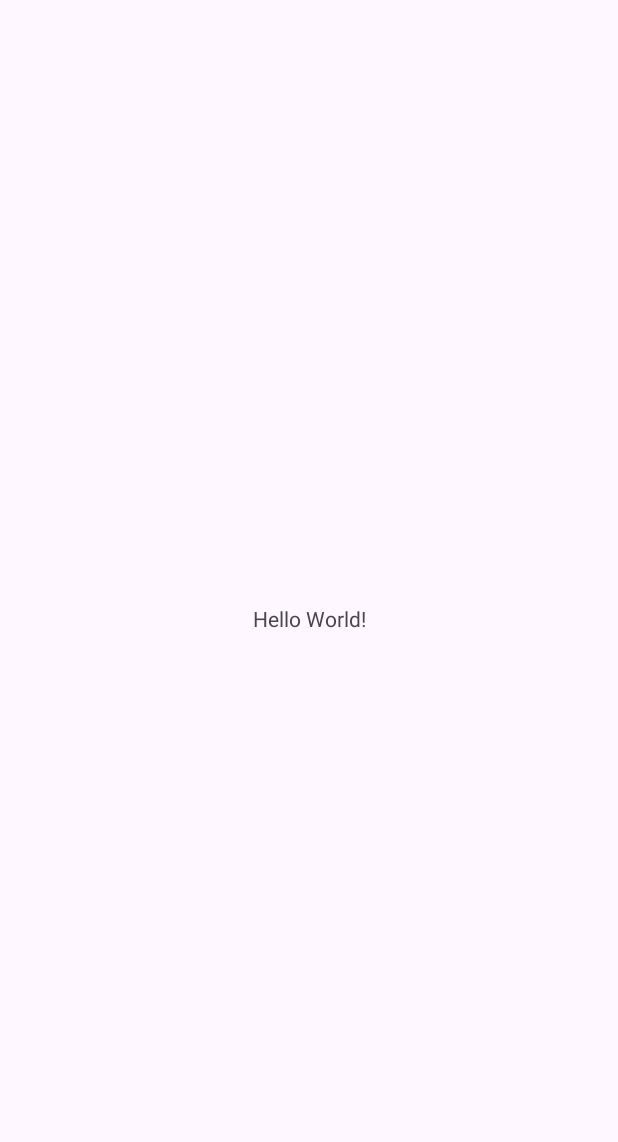
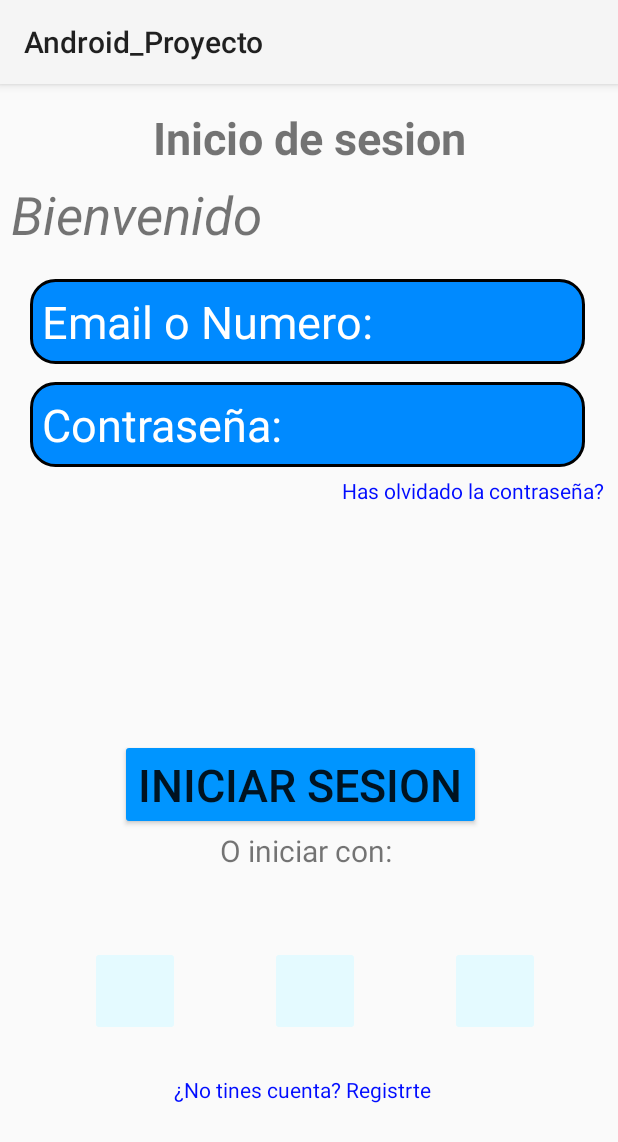
Before and after one commit to SrHect0r/Android_Proyecto, an Android app: the screen it shows after launch (MainActivity), on a phone screen of 412 x 824 dp. Before the commit the part shown is almost empty. Shown: the top 1142 px of the screen. Run offline under Robolectric (Android 15) with nearby library versions, the phone set to English and light mode, and no system bars.

Commit message:
añadido

```diff
--- /dev/null
+++ b/app/src/main/res/drawable/borderedondo.xml
@@ -0,0 +1,22 @@
+<?xml version="1.0" encoding="utf-8"?>
+<shape xmlns:android="http://schemas.android.com/apk/res/android"
+    android:shape="rectangle">
+
+    <!-- Color de fondo del EditText -->
+    <solid android:color="#008AFF" />
+
+    <!-- Borde del EditText -->
+    <stroke
+        android:width="2dp"
+        android:color="#000000" />
+
+    <!-- Radio para bordes redondeados -->
+    <corners android:radius="16dp" />
+
+    <!-- Padding interno opcional -->
+    <padding
+        android:left="8dp"
+        android:top="8dp"
+        android:right="8dp"
+        android:bottom="8dp"/>
+</shape>
--- a/app/src/main/res/layout/activity_main.xml
+++ b/app/src/main/res/layout/activity_main.xml
@@ -1,19 +1,127 @@
 <?xml version="1.0" encoding="utf-8"?>
-<androidx.constraintlayout.widget.ConstraintLayout xmlns:android="http://schemas.android.com/apk/res/android"
-    xmlns:app="http://schemas.android.com/apk/res-auto"
+<LinearLayout xmlns:android="http://schemas.android.com/apk/res/android"
     xmlns:tools="http://schemas.android.com/tools"
     android:id="@+id/main"
     android:layout_width="match_parent"
     android:layout_height="match_parent"
-    tools:context=".MainActivity">
+    android:orientation="vertical">
 
     <TextView
+        android:layout_width="match_parent"
+        android:layout_height="wrap_content"
+        android:textSize="30sp"
+        android:text= "Inicio de sesion"
+        android:gravity="center_horizontal"
+        android:layout_marginTop="15dp"
+        android:textStyle="bold">
+    </TextView>
+
+    <TextView
+        android:layout_width="match_parent"
+        android:layout_height="wrap_content"
+        android:text="Bienvenido"
+        android:textStyle="italic"
+        android:textSize="35sp"
+        android:padding="7dp">
+
+    </TextView>
+
+    <EditText
+        android:id="@+id/email"
+        android:layout_width="370dp"
+        android:layout_height="wrap_content"
+        android:layout_marginLeft="20dp"
+        android:textSize="30sp"
+        android:hint="Email o Numero: "
+        android:textColorHint="@color/white"
+        android:shadowRadius="2"
+        android:layout_marginTop="12dp"
+        android:background="@drawable/borderedondo">
+    </EditText>
+
+    <EditText
+        android:id="@+id/contra"
+        android:layout_width="370dp"
+        android:layout_height="wrap_content"
+        android:layout_marginLeft="20dp"
+        android:textSize="30sp"
+        android:hint="Contraseña:  "
+        android:textColorHint="@color/white"
+        android:layout_marginTop="12dp"
+        android:background="@drawable/borderedondo">
+        >
+    </EditText>
+
+    <TextView
+        android:layout_width="match_parent"
+        android:layout_height="wrap_content"
+        android:text="Has olvidado la contraseña?"
+        android:layout_marginLeft="222sp"
+        android:textColor="@color/blue"
+        android:padding="6sp">
+    </TextView>
+
+    <Button
         android:layout_width="wrap_content"
         android:layout_height="wrap_content"
-        android:text="Hello World!"
-        app:layout_constraintBottom_toBottomOf="parent"
-        app:layout_constraintEnd_toEndOf="parent"
-        app:layout_constraintStart_toStartOf="parent"
-        app:layout_constraintTop_toTopOf="parent" />
+        android:text="Iniciar Sesion"
+        android:textSize="30dp"
+        android:layout_marginTop="150dp"
+        android:layout_marginLeft="80dp"
+        android:backgroundTint="@color/azul_Iniciar"
+        >
+    </Button>
 
-</androidx.constraintlayout.widget.ConstraintLayout>
+    <TextView
+        android:layout_width="match_parent"
+        android:layout_height="wrap_content"
+        android:gravity="center"
+        android:text="O iniciar con: "
+        android:textSize="20sp">
+    </TextView>
+
+    <LinearLayout
+        android:layout_width="wrap_content"
+        android:layout_height="wrap_content"
+        android:orientation="horizontal"
+        android:layout_marginTop="50dp">
+
+        <ImageButton
+            android:layout_width="wrap_content"
+            android:layout_height="wrap_content"
+            android:layout_marginLeft="60dp"
+            android:padding="30dp"
+            android:backgroundTint="@color/botones_intro"
+            tools:ignore="SpeakableTextPresentCheck" />
+
+        <ImageButton
+            android:layout_width="wrap_content"
+            android:layout_height="wrap_content"
+            android:layout_marginLeft="60dp"
+            android:backgroundTint="@color/botones_intro"
+            android:padding="30dp"
+            tools:ignore="SpeakableTextPresentCheck"/>
+
+        <ImageButton
+            android:layout_width="wrap_content"
+            android:layout_height="wrap_content"
+            android:layout_marginLeft="60dp"
+            android:backgroundTint="@color/botones_intro"
+            android:padding="30dp"
+            tools:ignore="SpeakableTextPresentCheck"
+            />
+
+
+    </LinearLayout>
+
+    <TextView
+        android:layout_width="match_parent"
+        android:layout_height="wrap_content"
+        android:text="¿No tines cuenta? Registrte"
+        android:layout_marginLeft="110sp"
+        android:layout_marginTop="20dp"
+        android:textColor="@color/blue"
+        android:padding="6sp">
+    </TextView>
+
+</LinearLayout>
--- a/app/src/main/res/values/colors.xml
+++ b/app/src/main/res/values/colors.xml
@@ -1,5 +1,9 @@
 <?xml version="1.0" encoding="utf-8"?>
 <resources>
     <color name="black">#FF000000</color>
+    <color name="blue">#000CFF</color>
     <color name="white">#FFFFFFFF</color>
+    <color name="azul_fondo">#34A3E8</color>
+    <color name="azul_Iniciar">#0095FF</color>
+    <color name="botones_intro">#E4FAFF</color>
 </resources>
--- a/app/src/main/res/values/themes.xml
+++ b/app/src/main/res/values/themes.xml
@@ -1,9 +1,9 @@
 <resources xmlns:tools="http://schemas.android.com/tools">
     <!-- Base application theme. -->
-    <style name="Base.Theme.Android_Proyecto" parent="Theme.Material3.DayNight.NoActionBar">
+    <style name="Base.Theme.Projecto" parent="Theme.Material3.DayNight.NoActionBar">
         <!-- Customize your light theme here. -->
         <!-- <item name="colorPrimary">@color/my_light_primary</item> -->
     </style>
 
-    <style name="Theme.Android_Proyecto" parent="Base.Theme.Android_Proyecto" />
+    <style name="Theme.Projecto" parent="Base.Theme.Projecto" />
 </resources>
```
Also changed, not shown: app/src/main/res/drawable/bordesredondoblanco.xml (added, +22 -0 lines), app/src/main/res/drawable/edittext_round.xml (added, +22 -0 lines), app/src/main/res/layout/activity_anadir.xml (added, +70 -0 lines), app/src/main/res/layout/activity_tareas.xml (added, +133 -0 lines).
